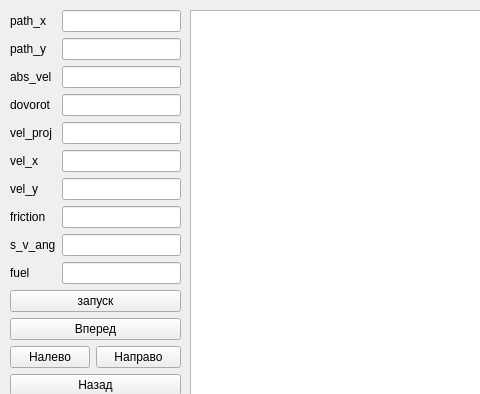
This is mainwindow.ui in Polliakoff/Collabreequeue-2-rep as Qt 5 draws it before an edit; both pictures show x 0 to 480 and y 0 to 394 of the 1368 by 768 pixel window. The edited form follows.
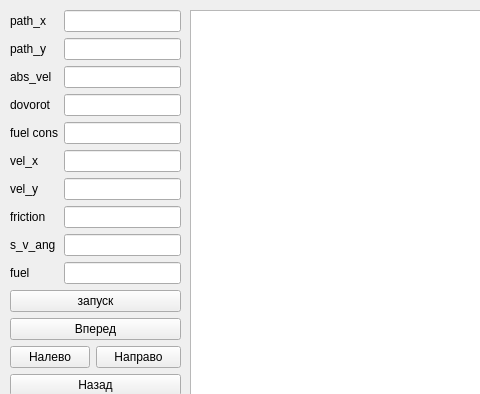
This is the edited form.

```diff
--- a/mainwindow.ui
+++ b/mainwindow.ui
@@ -70,7 +70,7 @@
      <item row="4" column="0">
       <widget class="QLabel" name="label_5">
        <property name="text">
-        <string>vel_proj</string>
+        <string>fuel cons</string>
        </property>
       </widget>
      </item>
```
